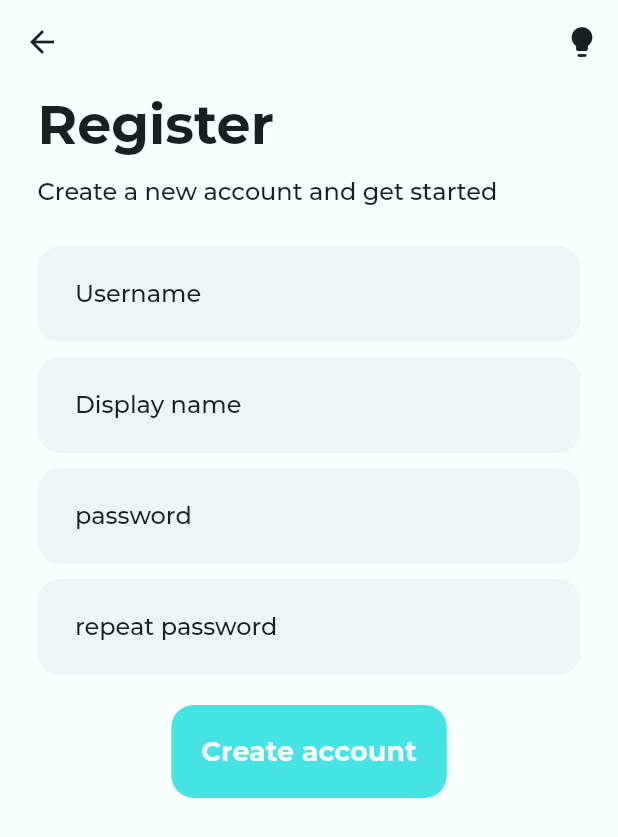
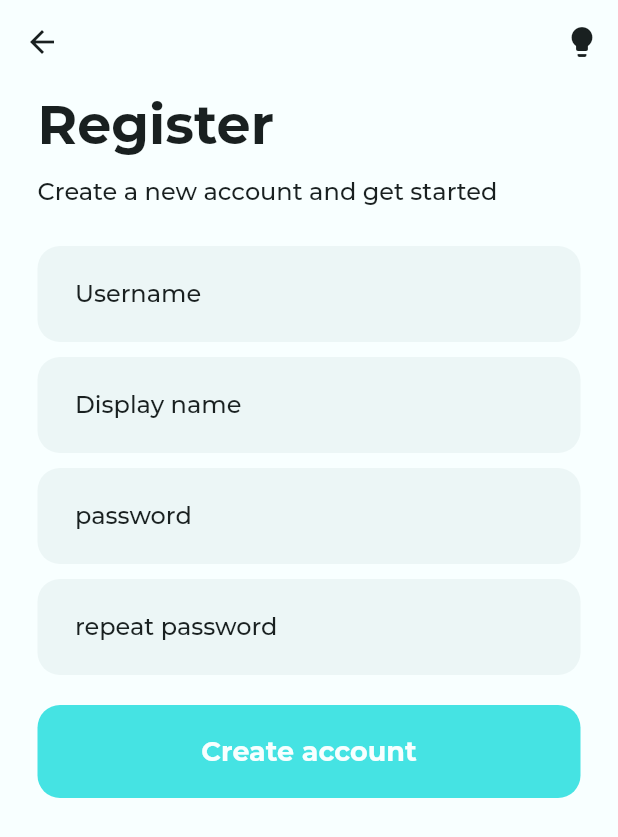
Before and after one commit to danielplan/wastend-demo, a Flutter app: the screen it shows after launch, after a tap on "Or create a new account", on a phone screen of 412 x 824 dp. Shown: the top 837 px of the screen. Run offline on Flutter 3.47's test engine with Material 2 defaults, Android fonts, the phone set to English and light mode, and no system bars; our stand-ins replace flutter_secure_storage, flutter_spinkit; network calls fail.

Commit message:
general bugfixes and sorting

```diff
--- a/flutter/lib/api/InventoryApi.dart
+++ b/flutter/lib/api/InventoryApi.dart
@@ -7,7 +7,8 @@ class InventoryApi {
     ApiResponse response = await Api.apiGet('inventory');
     var data = response.data;
     return data
-        .map<InventoryItem>((item) => InventoryItem.fromJson(item)).toList();
+        .map<InventoryItem>((item) => InventoryItem.fromJson(item))
+        .toList();
   }
 
   static Future<ApiResponse> addItem(InventoryItem item) async {
--- a/flutter/lib/models/InventoryItem.dart
+++ b/flutter/lib/models/InventoryItem.dart
@@ -27,6 +27,7 @@ class InventoryItem {
       this.minimumAmount});
 
   static InventoryItem fromJson(Map<String, dynamic> json) {
+    print(json);
     return new InventoryItem(
       id: int.parse(json['id'].toString()),
       name: json['name'],
--- a/flutter/lib/pages/SplashScreen.dart
+++ b/flutter/lib/pages/SplashScreen.dart
@@ -45,16 +45,10 @@ class _SplashScreenState extends State<SplashScreen> {
   @override
   Widget build(BuildContext context) {
     return _currentPage ??
-        SafeArea(
-            child: Container(
-                decoration: BoxDecoration(
-                    color: Theme.of(context).backgroundColor
-                ),
-                child: Center(
-                    child: Column(
-                      children: [
-                        Loading()
-                      ],
-                    ))));
+        Scaffold(
+            body: Container(
+                decoration:
+                    BoxDecoration(color: Theme.of(context).backgroundColor),
+                child: Center(child: Loading())));
   }
 }
--- a/flutter/lib/pages/group/AddMemberPage.dart
+++ b/flutter/lib/pages/group/AddMemberPage.dart
@@ -13,9 +13,8 @@ class AddMemberPage extends StatelessWidget {
         icon: Icons.group_add,
         body: Column(
           children: [
-            TitleText(
-                title: 'Add a group member',
-                text: 'Just give the name add the member'),
+            TitleText(title: 'Add a new group member'),
+            SizedBox(height: 25),
             AddMemberForm()
           ],
         ));
--- a/flutter/lib/pages/inventory/CreateInventoryItemPage.dart
+++ b/flutter/lib/pages/inventory/CreateInventoryItemPage.dart
@@ -4,7 +4,6 @@ import 'package:wastend/widgets/layout/PageWrapper.dart';
 import 'package:wastend/widgets/ui/TitleText.dart';
 
 class CreateInventoryItemPage extends StatelessWidget {
-
   @override
   Widget build(BuildContext context) {
     return PageWrapper(
@@ -12,8 +11,8 @@ class CreateInventoryItemPage extends StatelessWidget {
         icon: Icons.house,
         body: Column(crossAxisAlignment: CrossAxisAlignment.stretch, children: [
           TitleText(
-              title: 'Add a new item',
-              text: 'Create a new item in your inventory'),
+            title: 'Add a new item',
+          ),
           SizedBox(height: 25.0),
           InventoryItemForm()
         ]));
--- a/flutter/lib/pages/inventory/EditInventoryItemPage.dart
+++ b/flutter/lib/pages/inventory/EditInventoryItemPage.dart
@@ -15,9 +15,7 @@ class EditInventoryItemPage extends StatelessWidget {
         name: 'Inventory',
         icon: Icons.house,
         body: Column(crossAxisAlignment: CrossAxisAlignment.stretch, children: [
-          TitleText(
-              title: 'Add a new item',
-              text: 'Create a new item in your inventory'),
+          TitleText(title: 'Edit ${item.name}'),
           SizedBox(height: 25.0),
           InventoryItemForm(item: item)
         ]));
--- a/flutter/lib/pages/user/EditUserPage.dart
+++ b/flutter/lib/pages/user/EditUserPage.dart
@@ -15,9 +15,7 @@ class EditUserPage extends StatelessWidget {
         name: 'Inventory',
         icon: Icons.house,
         body: Column(crossAxisAlignment: CrossAxisAlignment.stretch, children: [
-          TitleText(
-              title: 'Add a new item',
-              text: 'Create a new item in your inventory'),
+          TitleText(title: 'Edit your account'),
           SizedBox(height: 25.0),
           RegisterForm(user: user)
         ]));
--- a/flutter/lib/widgets/form/RegisterForm.dart
+++ b/flutter/lib/widgets/form/RegisterForm.dart
@@ -27,7 +27,7 @@ class _RegisterFormState extends State<RegisterForm> {
         key: _formKey,
         child: Scrollbar(
             child: Flex(
-          crossAxisAlignment: CrossAxisAlignment.start,
+          crossAxisAlignment: CrossAxisAlignment.stretch,
           direction: Axis.vertical,
           children: <Widget>[
             ErrorList(errors: _errors),
@@ -72,8 +72,7 @@ class _RegisterFormState extends State<RegisterForm> {
             SizedBox(
               height: 20.0,
             ),
-            Center(
-                child: ElevatedButton(
+            ElevatedButton(
               onPressed: () {
                 _formKey.currentState!.save();
                 if (_password == _password2) {
@@ -90,7 +89,8 @@ class _RegisterFormState extends State<RegisterForm> {
                       }
                     });
                   } else {
-                    User _user = new User(username: _username, displayName: _displayName);
+                    User _user = new User(
+                        username: _username, displayName: _displayName);
                     AuthApi.update(_user, _password).then((response) {
                       if (response.success) {
                         Navigator.of(context).pop();
@@ -103,8 +103,9 @@ class _RegisterFormState extends State<RegisterForm> {
                   }
                 }
               },
-              child: const Text('Create account'),
-            )),
+              child: Text(
+                  this.widget.user == null ? 'Create account' : 'Edit account'),
+            ),
           ],
         )));
   }
--- a/flutter/lib/widgets/layout/AppWrapper.dart
+++ b/flutter/lib/widgets/layout/AppWrapper.dart
@@ -182,7 +182,7 @@ class _AppWrapperState extends State<AppWrapper> {
                     ),
                   ),
                   ListTile(
-                    title: const Text('Edit user'),
+                    title: const Text('Edit account'),
                     horizontalTitleGap: 5,
                     leading: Icon(Icons.edit,
                         color: Theme.of(context).textTheme.bodyText1!.color),
--- a/flutter/lib/widgets/ui/InventoryItemWidget.dart
+++ b/flutter/lib/widgets/ui/InventoryItemWidget.dart
@@ -67,6 +67,7 @@ class _InventoryItemWidgetState extends State<InventoryItemWidget> {
                               children: [
                                 Expanded(
                                   child: Material(
+                                    color: Theme.of(context).backgroundColor,
                                     child: Form(
                                         key: _formKey,
                                         child: TextFormField(
--- a/flutter/lib/widgets/ui/Loading.dart
+++ b/flutter/lib/widgets/ui/Loading.dart
@@ -6,9 +6,11 @@ class Loading extends StatelessWidget {
 
   @override
   Widget build(BuildContext context) {
-    return SpinKitRing(
-      color: Theme.of(context).textTheme.bodyText1!.color,
-      size: 50.0,
+    return Center(
+      child: SpinKitRing(
+        color: Theme.of(context).textTheme.bodyText1!.color,
+        size: 50.0,
+      ),
     );
   }
 }
--- a/flutter/pubspec.yaml
+++ b/flutter/pubspec.yaml
@@ -36,6 +36,12 @@ dependencies:
 dev_dependencies:
   flutter_test:
     sdk: flutter
+  flutter_launcher_icons: "^0.9.2"
+
+flutter_icons:
+  android: "launcher_icon"
+  ios: true
+  image_path: "assets/icons/app.png"
 
 # For information on the generic Dart part of this file, see the
 # following page: https://dart.dev/tools/pub/pubspec
```
Also changed, not shown: flutter/lib/widgets/form/AddMemberForm.dart (+4 -5 lines), flutter/lib/widgets/form/InventoryItemForm.dart (+11 -25 lines), flutter/lib/widgets/layout/InventoryItemList.dart (+48 -2 lines), flutter/assets/icons/app.png (added), flutter/pubspec.lock, 23 other files.
